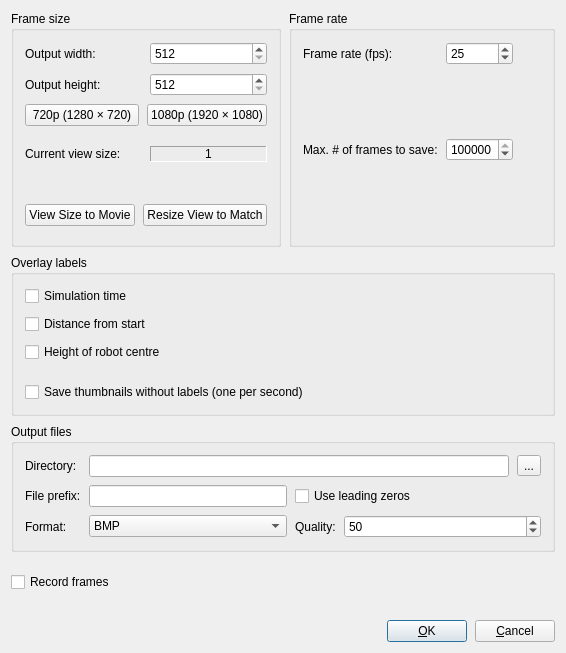
jayMcBee/sigel-evolutionary-walking-robots, file sigel/ui/SIGEL_SlaveUI/SIG_MovieSettingsDialogBase.ui: the form before one commit.
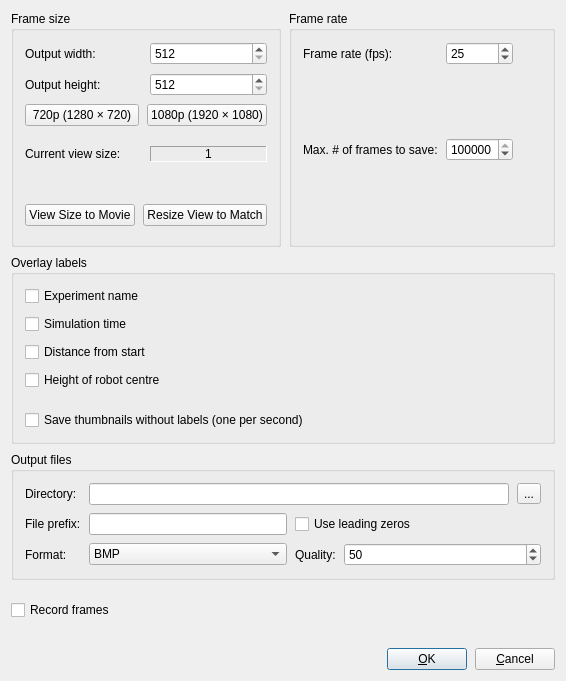
The form after the commit.

Commit message: Item 130: movie frames can show the experiment name as an overlay label

Diff of the .ui file:
```diff
--- a/sigel/ui/SIGEL_SlaveUI/SIG_MovieSettingsDialogBase.ui
+++ b/sigel/ui/SIGEL_SlaveUI/SIG_MovieSettingsDialogBase.ui
@@ -35,6 +35,16 @@
                 <property name="spacing">
                   <number>8</number>
                 </property>
+                <item>
+                  <widget class="QCheckBox" name="checkboxOverlayExperimentName">
+                    <property name="text">
+                      <string>Experiment name</string>
+                    </property>
+                    <property name="toolTip">
+                      <string>Writes the name of the experiment into each saved frame. The view on screen does not change.</string>
+                    </property>
+                  </widget>
+                </item>
                 <item>
                   <widget class="QCheckBox" name="checkboxOverlaySimulationTime">
                     <property name="text">
```
The commit also changes 14 other files.
